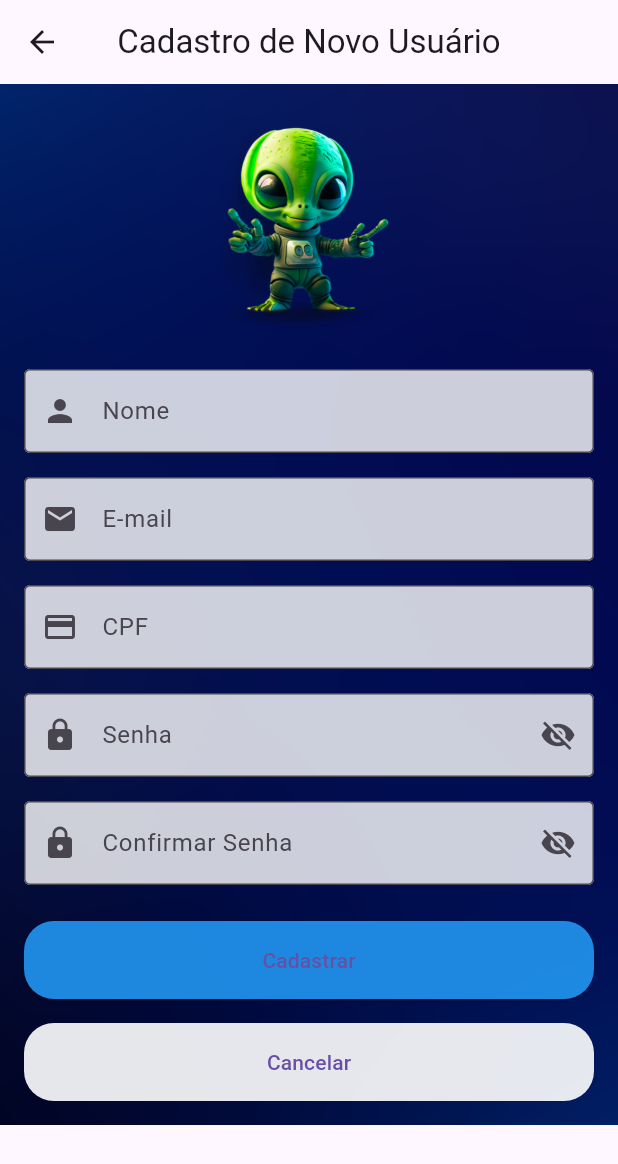
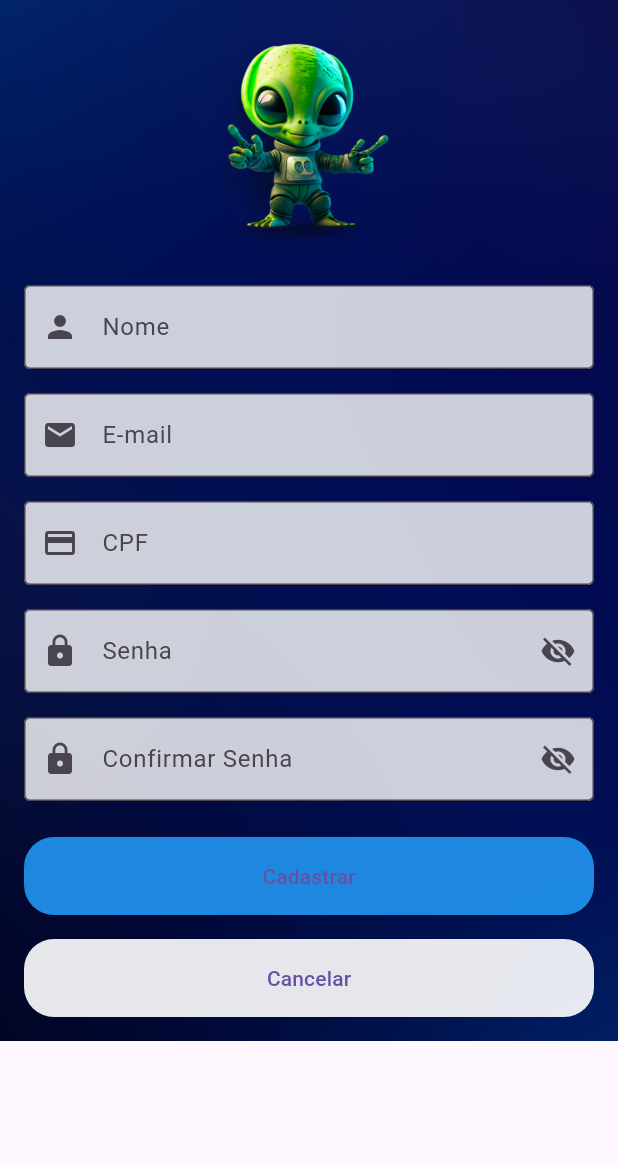
Before and after one commit to gabrielfreire8/projetofluxo, a Flutter app: the CadastroScreen screen opened by its route, on a phone screen of 412 x 824 dp. Shown: the top 1164 px of the screen. Run offline on Flutter 3.47's test engine with Material 3 defaults, Android fonts, the phone set to English and light mode, and no system bars.

Commit message:
alteração widget

```diff
--- a/lib/src/pages/cadastro_page.dart
+++ b/lib/src/pages/cadastro_page.dart
@@ -16,12 +16,7 @@ class _CadastroScreenState extends State<CadastroScreen> {
   @override
   Widget build(BuildContext context) {
     return Scaffold(
-      appBar: AppBar(
-        title: Text("Cadastro de Novo Usuário"),
-        centerTitle: true,
-        backgroundColor: Colors.transparent,
-        elevation: 0,
-      ),
+
       body: Container(
         decoration: BoxDecoration(
           image: DecorationImage(
```
